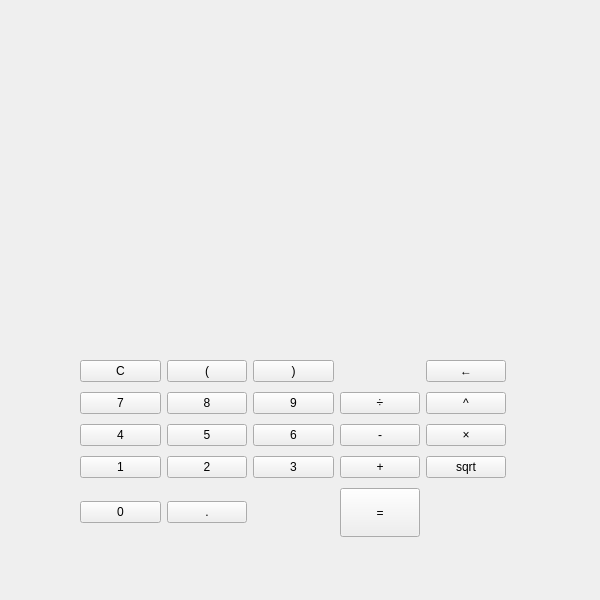
Old version of the form gui/forms/mainwindow.ui in the repository johann-gorban/QCalculator.
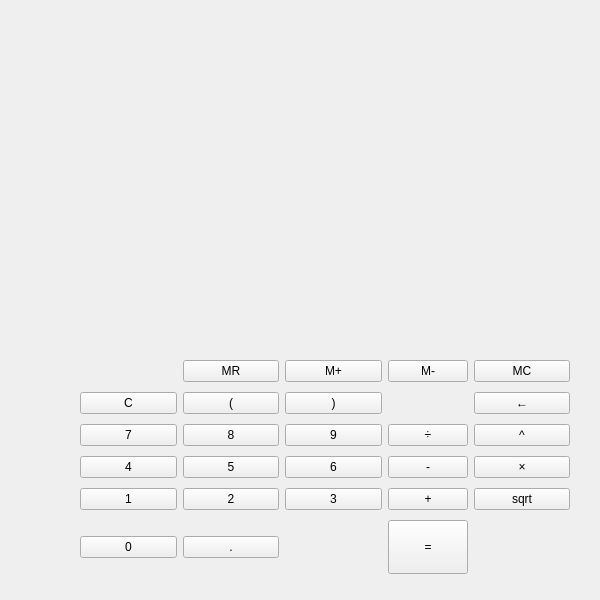
New version of the form.

Commit message: Memory management system implemented

What changed in the file:
```diff
--- a/gui/forms/mainwindow.ui
+++ b/gui/forms/mainwindow.ui
@@ -39,183 +39,211 @@
     <rect>
      <x>80</x>
      <y>360</y>
-     <width>426</width>
-     <height>177</height>
+     <width>490</width>
+     <height>214</height>
     </rect>
    </property>
    <layout class="QGridLayout" name="Keyboard">
     <property name="verticalSpacing">
      <number>10</number>
     </property>
-    <item row="0" column="2">
-     <widget class="QPushButton" name="ButtonRightParenthesis">
+    <item row="2" column="3">
+     <widget class="QPushButton" name="ButtonDivide">
       <property name="text">
-       <string>)</string>
+       <string>÷</string>
       </property>
      </widget>
     </item>
-    <item row="1" column="1">
-     <widget class="QPushButton" name="ButtonNumber8">
-      <property name="text">
-       <string>8</string>
-      </property>
-     </widget>
-    </item>
-    <item row="2" column="1">
-     <widget class="QPushButton" name="ButtonNumber5">
-      <property name="text">
-       <string>5</string>
-      </property>
-     </widget>
-    </item>
-    <item row="3" column="1">
-     <widget class="QPushButton" name="ButtonNumber2">
-      <property name="text">
-       <string>2</string>
-      </property>
-     </widget>
-    </item>
-    <item row="3" column="0">
+    <item row="4" column="0">
      <widget class="QPushButton" name="ButtonNumber1">
       <property name="text">
        <string>1</string>
       </property>
      </widget>
     </item>
-    <item row="2" column="3">
+    <item row="3" column="3">
      <widget class="QPushButton" name="ButtonSubstract">
       <property name="text">
        <string>-</string>
       </property>
      </widget>
     </item>
-    <item row="4" column="0">
-     <widget class="QPushButton" name="ButtonNumber0">
+    <item row="2" column="0">
+     <widget class="QPushButton" name="ButtonNumber7">
       <property name="text">
-       <string>0</string>
+       <string>7</string>
       </property>
      </widget>
     </item>
-    <item row="4" column="1">
-     <widget class="QPushButton" name="ButtonFloatPoint">
-      <property name="text">
-       <string>.</string>
-      </property>
-     </widget>
-    </item>
-    <item row="0" column="0">
+    <item row="1" column="0">
      <widget class="QPushButton" name="ButtonClearInput">
       <property name="text">
        <string>C</string>
       </property>
      </widget>
     </item>
-    <item row="2" column="0">
+    <item row="5" column="3">
+     <widget class="QPushButton" name="ButtonProcess">
+      <property name="enabled">
+       <bool>true</bool>
+      </property>
+      <property name="sizePolicy">
+       <sizepolicy hsizetype="Maximum" vsizetype="Expanding">
+        <horstretch>0</horstretch>
+        <verstretch>0</verstretch>
+       </sizepolicy>
+      </property>
+      <property name="text">
+       <string>=</string>
+      </property>
+     </widget>
+    </item>
+    <item row="3" column="0">
      <widget class="QPushButton" name="ButtonNumber4">
       <property name="text">
        <string>4</string>
       </property>
      </widget>
     </item>
-    <item row="3" column="3">
-     <widget class="QPushButton" name="ButtonAdd">
+    <item row="2" column="1">
+     <widget class="QPushButton" name="ButtonNumber8">
       <property name="text">
-       <string>+</string>
+       <string>8</string>
       </property>
      </widget>
     </item>
-    <item row="0" column="1">
+    <item row="1" column="1">
      <widget class="QPushButton" name="ButtonLeftParenthesis">
       <property name="text">
        <string>(</string>
       </property>
      </widget>
     </item>
-    <item row="1" column="2">
-     <widget class="QPushButton" name="ButtonNumber9">
-      <property name="enabled">
-       <bool>true</bool>
+    <item row="5" column="1">
+     <widget class="QPushButton" name="ButtonFloatPoint">
+      <property name="text">
+       <string>.</string>
       </property>
-      <property name="sizePolicy">
-       <sizepolicy hsizetype="Minimum" vsizetype="Minimum">
-        <horstretch>0</horstretch>
-        <verstretch>0</verstretch>
-       </sizepolicy>
+     </widget>
+    </item>
+    <item row="4" column="1">
+     <widget class="QPushButton" name="ButtonNumber2">
+      <property name="text">
+       <string>2</string>
       </property>
+     </widget>
+    </item>
+    <item row="3" column="4">
+     <widget class="QPushButton" name="ButtonMultiply">
       <property name="text">
-       <string>9</string>
+       <string>×</string>
       </property>
      </widget>
     </item>
-    <item row="3" column="2">
+    <item row="4" column="2">
      <widget class="QPushButton" name="ButtonNumber3">
       <property name="text">
        <string>3</string>
       </property>
      </widget>
     </item>
-    <item row="1" column="4">
-     <widget class="QPushButton" name="ButtonPower">
+    <item row="3" column="1">
+     <widget class="QPushButton" name="ButtonNumber5">
       <property name="text">
-       <string>^</string>
+       <string>5</string>
       </property>
      </widget>
     </item>
-    <item row="1" column="3">
-     <widget class="QPushButton" name="ButtonDivide">
-      <property name="text">
-       <string>÷</string>
-      </property>
-     </widget>
-    </item>
-    <item row="2" column="2">
+    <item row="3" column="2">
      <widget class="QPushButton" name="ButtonNumber6">
       <property name="text">
        <string>6</string>
       </property>
      </widget>
     </item>
-    <item row="1" column="0">
-     <widget class="QPushButton" name="ButtonNumber7">
+    <item row="1" column="2">
+     <widget class="QPushButton" name="ButtonRightParenthesis">
       <property name="text">
-       <string>7</string>
+       <string>)</string>
       </property>
      </widget>
     </item>
-    <item row="4" column="3">
-     <widget class="QPushButton" name="ButtonProcess">
-      <property name="enabled">
-       <bool>true</bool>
-      </property>
-      <property name="sizePolicy">
-       <sizepolicy hsizetype="Maximum" vsizetype="Expanding">
-        <horstretch>0</horstretch>
-        <verstretch>0</verstretch>
-       </sizepolicy>
-      </property>
+    <item row="1" column="4">
+     <widget class="QPushButton" name="ButtonBackspace">
       <property name="text">
-       <string>=</string>
+       <string>←</string>
       </property>
      </widget>
     </item>
     <item row="2" column="4">
-     <widget class="QPushButton" name="ButtonMultiply">
+     <widget class="QPushButton" name="ButtonPower">
       <property name="text">
-       <string>×</string>
+       <string>^</string>
       </property>
      </widget>
     </item>
-    <item row="3" column="4">
+    <item row="4" column="4">
      <widget class="QPushButton" name="ButtonSqrt">
       <property name="text">
        <string>sqrt</string>
       </property>
      </widget>
     </item>
+    <item row="2" column="2">
+     <widget class="QPushButton" name="ButtonNumber9">
+      <property name="enabled">
+       <bool>true</bool>
+      </property>
+      <property name="sizePolicy">
+       <sizepolicy hsizetype="Minimum" vsizetype="Minimum">
+        <horstretch>0</horstretch>
+        <verstretch>0</verstretch>
+       </sizepolicy>
+      </property>
+      <property name="text">
+       <string>9</string>
+      </property>
+     </widget>
+    </item>
+    <item row="4" column="3">
+     <widget class="QPushButton" name="ButtonAdd">
+      <property name="text">
+       <string>+</string>
+      </property>
+     </widget>
+    </item>
+    <item row="5" column="0">
+     <widget class="QPushButton" name="ButtonNumber0">
+      <property name="text">
+       <string>0</string>
+      </property>
+     </widget>
+    </item>
+    <item row="0" column="1">
+     <widget class="QPushButton" name="ButtonMemoryRead">
+      <property name="text">
+       <string>MR</string>
+      </property>
+     </widget>
+    </item>
+    <item row="0" column="2">
+     <widget class="QPushButton" name="ButtonMemoryAdd">
+      <property name="text">
+       <string>M+</string>
+      </property>
+     </widget>
+    </item>
+    <item row="0" column="3">
+     <widget class="QPushButton" name="ButtonMemorySubstract">
+      <property name="text">
+       <string>M-</string>
+      </property>
+     </widget>
+    </item>
     <item row="0" column="4">
-     <widget class="QPushButton" name="ButtonBackspace">
+     <widget class="QPushButton" name="ButtonMemoryClear">
       <property name="text">
-       <string>←</string>
+       <string>MC</string>
       </property>
      </widget>
     </item>
```
The commit also changes 1 other file.
